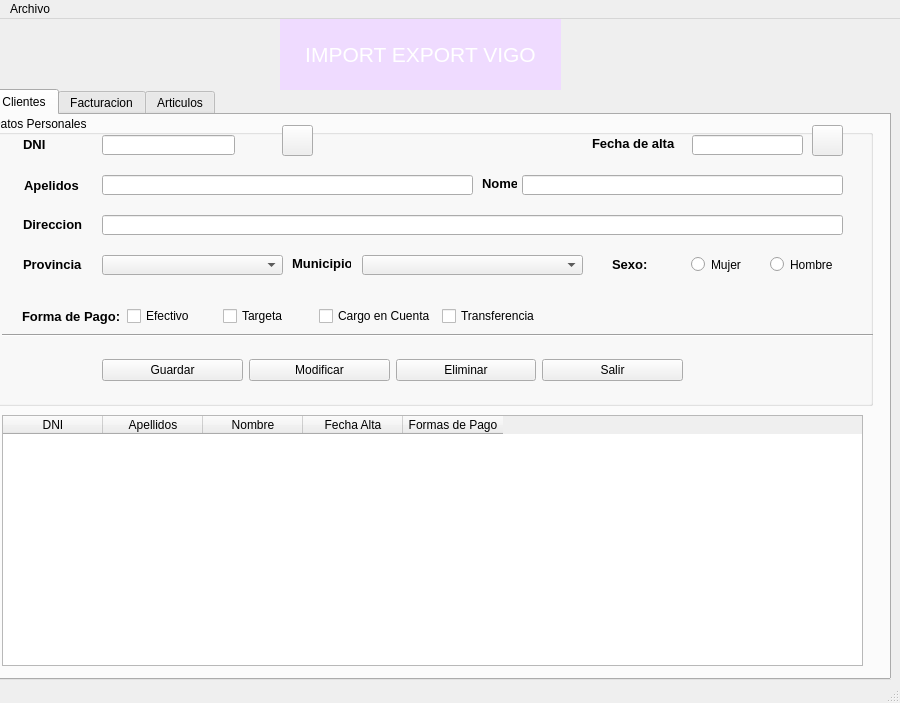
This is window.ui in PortelaAtenea/BasicInterface as Qt 5 draws it before an edit. The edited form follows.
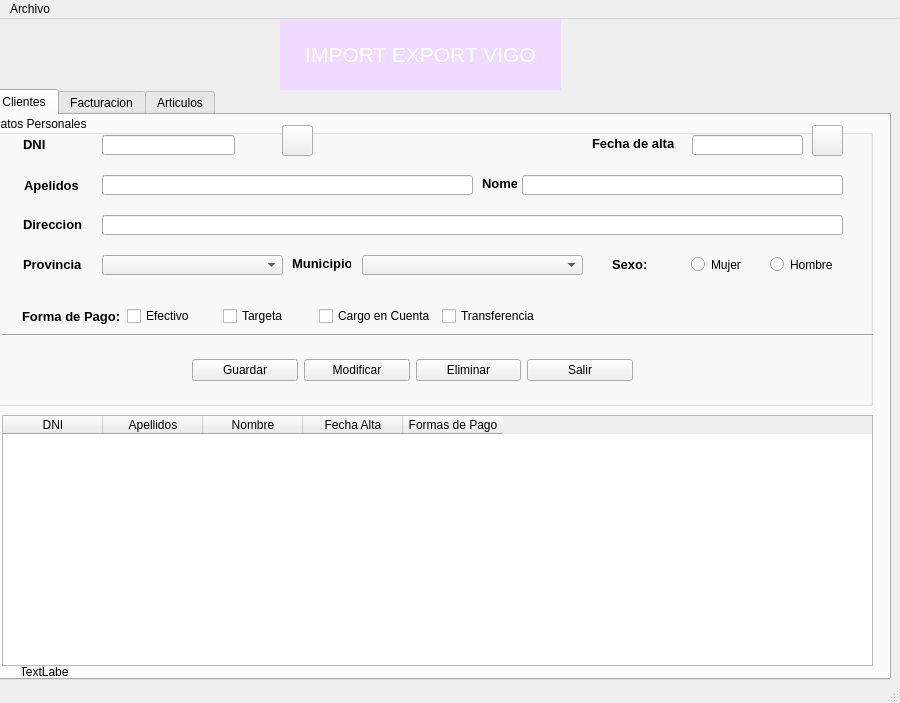
This is the edited form. Icons and pictures are not drawn.

What changed in the file:
```diff
--- a/window.ui
+++ b/window.ui
@@ -243,9 +243,9 @@
       <widget class="QWidget" name="layoutWidget">
        <property name="geometry">
         <rect>
-         <x>110</x>
+         <x>200</x>
          <y>230</y>
-         <width>581</width>
+         <width>441</width>
          <height>51</height>
         </rect>
        </property>
@@ -582,7 +582,7 @@
        <rect>
         <x>10</x>
         <y>300</y>
-        <width>861</width>
+        <width>871</width>
         <height>251</height>
        </rect>
       </property>
@@ -623,6 +623,25 @@
        </property>
       </column>
      </widget>
+     <widget class="QLabel" name="lblFecha">
+      <property name="geometry">
+       <rect>
+        <x>30</x>
+        <y>550</y>
+        <width>47</width>
+        <height>13</height>
+       </rect>
+      </property>
+      <property name="styleSheet">
+       <string notr="true">font: 8pt &quot;MS Shell Dlg 2&quot;;</string>
+      </property>
+      <property name="text">
+       <string>TextLabel</string>
+      </property>
+      <property name="alignment">
+       <set>Qt::AlignCenter</set>
+      </property>
+     </widget>
     </widget>
     <widget class="QWidget" name="tabFacturacion">
      <attribute name="title">
```
Left out of the diff: 2 changed lines with no effect on the pictures.
